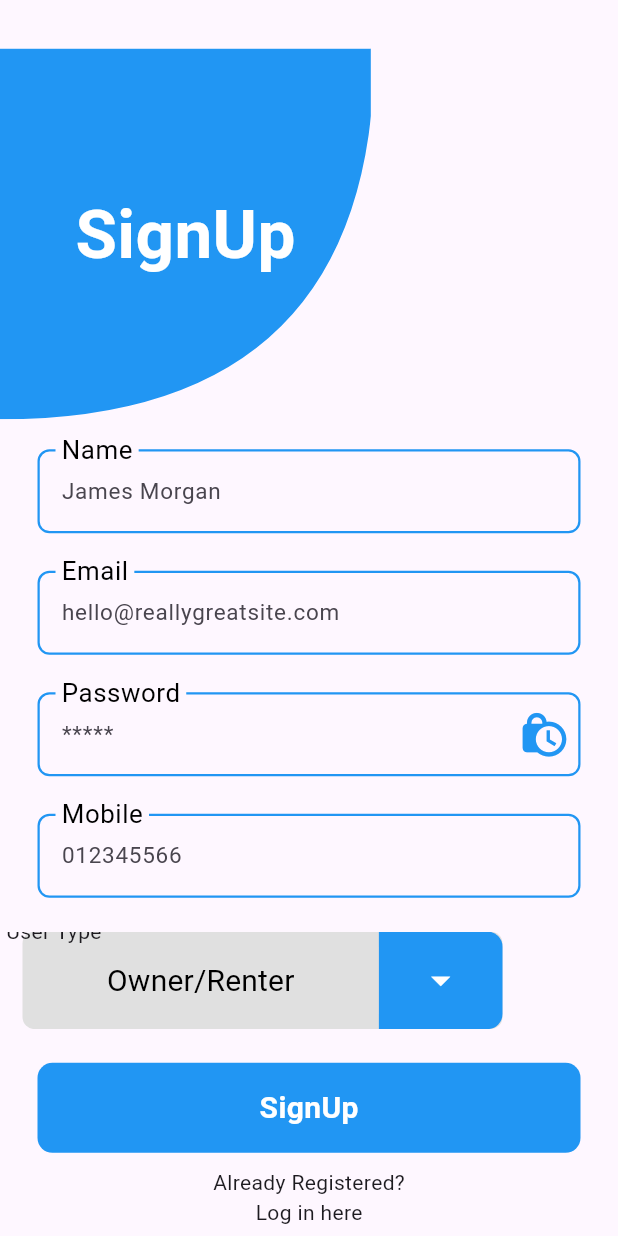
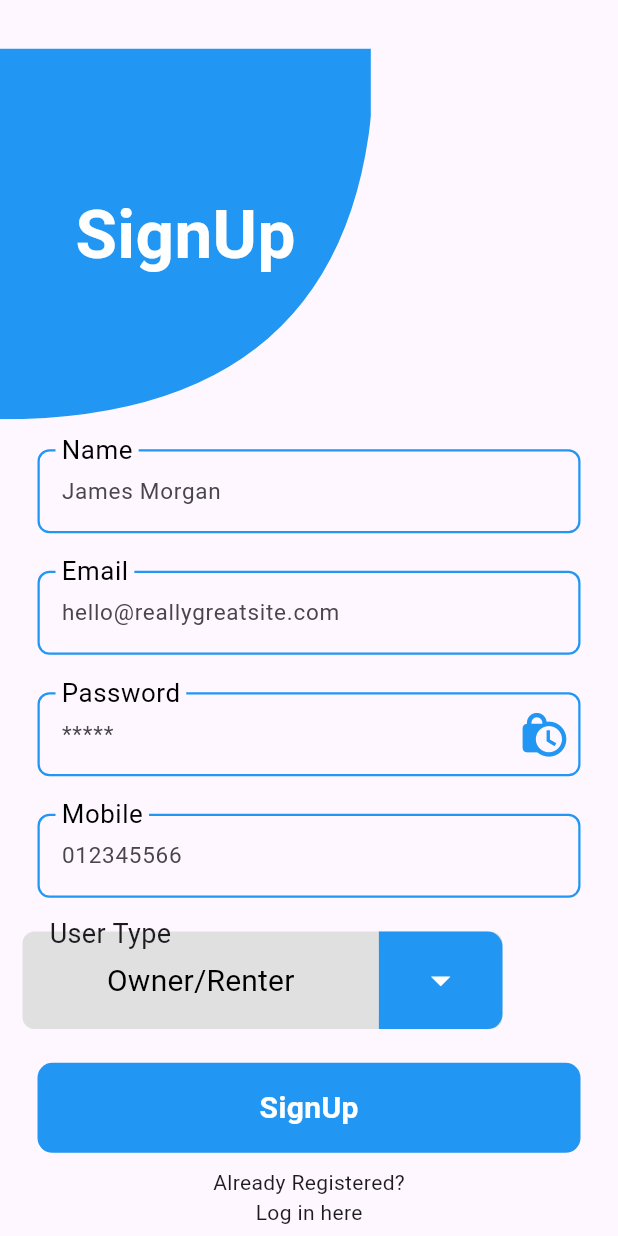
Before and after one commit to riteshpn/assigment_project, a Flutter app: the SignUpScreen screen opened directly, on a phone screen of 412 x 824 dp. Run offline on Flutter 3.47's test engine with Material 3 defaults, Android fonts, the phone set to English and light mode, and no system bars; our stand-ins replace firebase_auth, firebase_core, fluttertoast; accounts and stored records are empty.

Commit message:
complete task

```diff
--- a/lib/screens/sign_up.dart
+++ b/lib/screens/sign_up.dart
@@ -128,9 +128,9 @@ class _SignUpScreenState extends State<SignUpScreen> {
                 height: 90,
                 width: 350,
                 color: Colors.transparent,
-                child: Center(
                 child: Stack(children: [
-                    Padding(
+                  Center(
+                    child: Padding(
                       padding: const EdgeInsets.only(left: 15, right: 15),
                       child: Container(
                         height: 65,
@@ -191,17 +191,19 @@ class _SignUpScreenState extends State<SignUpScreen> {
                         ),
                       ),
                     ),
+                  ),
                   Positioned(
-                      bottom: 55,
-                      left: screenWidth * 0.01,
+                    top: 1,
+                    left: screenWidth * 0.08,
                     right: screenWidth * 0.02,
                     child: const Text(
                       'User Type',
-                        overflow: TextOverflow.ellipsis,
+                      style: TextStyle(
+                        fontSize: 18,
+                      ),
                     ),
                   ),
                 ]),
-                ),
               ),
               const SizedBox(
                 height: 10,
```
Lines whose indentation alone changed are shown as unchanged.
